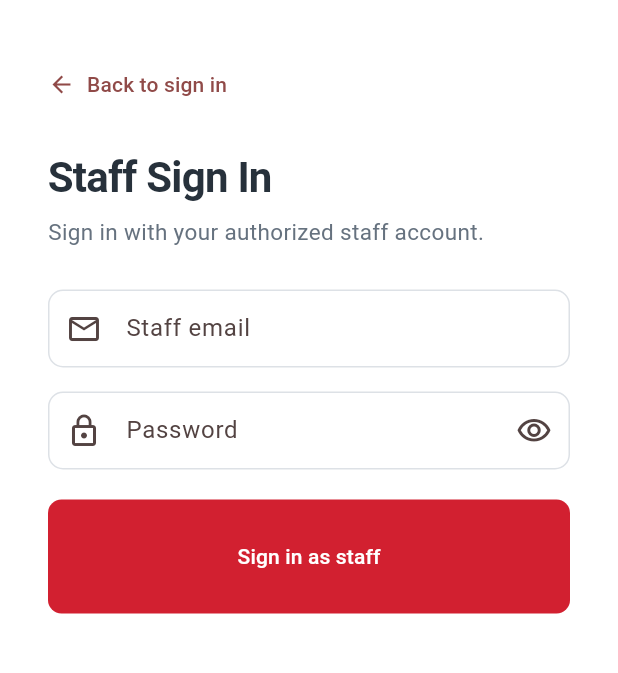
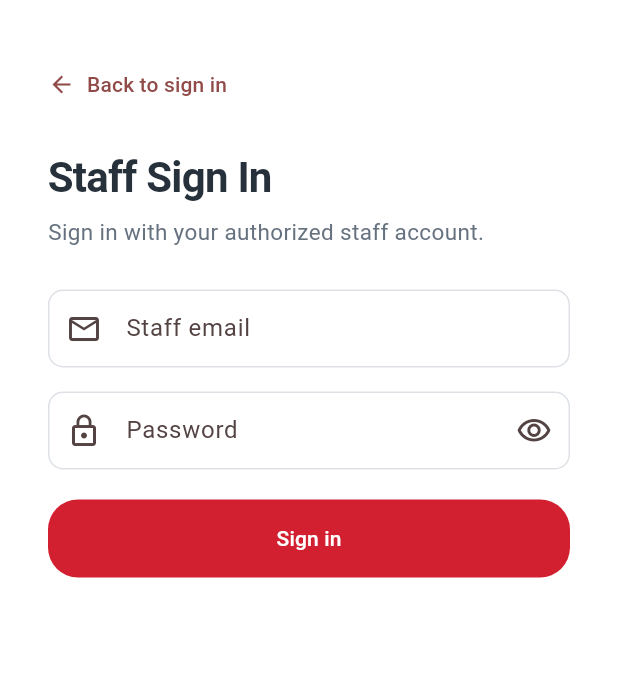
Before and after one commit to AnaCastillo23/COMP-585-PROJECT, a Flutter app: the screen it shows after launch, after a tap on "Sign in as student", after a tap on "Sign in as staff", on a phone screen of 412 x 824 dp, the part 330-1003 px from its top. Run offline on Flutter 3.47's test engine with Material 3 defaults, Android fonts, the phone set to English and light mode, and no system bars; our stand-ins replace cloud_firestore, firebase_auth, firebase_core; accounts and stored records are empty.

Commit message:
Refactor login and staff login screens for consistency

```diff
--- a/lib/screens/login_screen.dart
+++ b/lib/screens/login_screen.dart
@@ -133,11 +133,10 @@ class _LoginPanelState extends State<_LoginPanel> {
     });
 
     try {
-      final credential =
-        await FirebaseAuth.instance.signInWithEmailAndPassword(
-      email: _emailController.text.trim(),
-      password: _passwordController.text,
-    );
+      final credential = await FirebaseAuth.instance.signInWithEmailAndPassword(
+        email: _emailController.text.trim(),
+        password: _passwordController.text,
+      );
 
       final user = credential.user;
 
@@ -158,8 +157,7 @@ class _LoginPanelState extends State<_LoginPanel> {
         if (!mounted) return;
 
         setState(() {
-          _errorMessage =
-              'This account is not registered as a student.';
+          _errorMessage = 'This account is not registered as a student.';
         });
         return;
       }
@@ -188,8 +186,7 @@ class _LoginPanelState extends State<_LoginPanel> {
       if (!mounted) return;
 
       setState(() {
-        _errorMessage =
-            'Something went wrong. Please try again.';
+        _errorMessage = 'Something went wrong. Please try again.';
       });
     } finally {
       if (mounted) {
@@ -220,10 +217,7 @@ class _LoginPanelState extends State<_LoginPanel> {
                 const SizedBox(height: 8),
                 const Text(
                   'Sign in with your university account to continue.',
-                  style: TextStyle(
-                    color: AppColors.muted,
-                    fontSize: 15,
-                  ),
+                  style: TextStyle(color: AppColors.muted, fontSize: 15),
                 ),
                 const SizedBox(height: 28),
                 TextFormField(
@@ -283,22 +277,30 @@ class _LoginPanelState extends State<_LoginPanel> {
                   const SizedBox(height: 14),
                   Text(
                     _errorMessage!,
-                    style: const TextStyle(
-                      color: Colors.red,
-                      fontSize: 14,
-                    ),
+                    style: const TextStyle(color: Colors.red, fontSize: 14),
                   ),
                 ],
                 const SizedBox(height: 20),
-                FilledButton(
+                FilledButton.icon(
                   onPressed: _isLoading ? null : _signInStudent,
-                  child: _isLoading
+                  style: FilledButton.styleFrom(
+                    minimumSize: const Size.fromHeight(52),
+                    padding: const EdgeInsets.symmetric(
+                      horizontal: 20,
+                      vertical: 14,
+                    ),
+                    shape: RoundedRectangleBorder(
+                      borderRadius: BorderRadius.circular(20),
+                    ),
+                  ),
+                  icon: _isLoading
                       ? const SizedBox(
                           height: 20,
                           width: 20,
                           child: CircularProgressIndicator(strokeWidth: 2),
                         )
-                      : const Text('Sign in as student'),
+                      : const Icon(Icons.school_outlined),
+                  label: const Text('Sign in as student'),
                 ),
                 const SizedBox(height: 12),
                 OutlinedButton.icon(
@@ -314,6 +316,16 @@ class _LoginPanelState extends State<_LoginPanel> {
                             ),
                           );
                         },
+                  style: OutlinedButton.styleFrom(
+                    minimumSize: const Size.fromHeight(52),
+                    padding: const EdgeInsets.symmetric(
+                      horizontal: 20,
+                      vertical: 14,
+                    ),
+                    shape: RoundedRectangleBorder(
+                      borderRadius: BorderRadius.circular(20),
+                    ),
+                  ),
                   icon: const Icon(Icons.badge_outlined),
                   label: const Text('Sign in as staff'),
                 ),
--- a/lib/screens/staff/staff_login_screen.dart
+++ b/lib/screens/staff/staff_login_screen.dart
@@ -6,10 +6,7 @@ import '../../core/theme/app_theme.dart';
 import '../../models/user_role.dart';
 
 class StaffLoginScreen extends StatefulWidget {
-  const StaffLoginScreen({
-    super.key,
-    required this.onContinue,
-  });
+  const StaffLoginScreen({super.key, required this.onContinue});
 
   final ValueChanged<UserRole> onContinue;
 
@@ -65,20 +62,17 @@ class _StaffLoginScreenState extends State<StaffLoginScreen> {
             _errorMessage = 'This account has been disabled.';
             break;
           case 'network-request-failed':
-            _errorMessage =
-                'Check your internet connection and try again.';
+            _errorMessage = 'Check your internet connection and try again.';
             break;
           default:
-            _errorMessage =
-                error.message ?? 'Staff sign-in failed.';
+            _errorMessage = error.message ?? 'Staff sign-in failed.';
         }
       });
     } catch (_) {
       if (!mounted) return;
 
       setState(() {
-        _errorMessage =
-            'Unable to verify staff access. Please try again.';
+        _errorMessage = 'Unable to verify staff access. Please try again.';
       });
     } finally {
       if (mounted) {
@@ -89,8 +83,7 @@ class _StaffLoginScreenState extends State<StaffLoginScreen> {
 
   /// Firebase sign-in, then require role == 'staff' in Firestore.
   Future<void> _signInFirebase() async {
-    final credential =
-        await FirebaseAuth.instance.signInWithEmailAndPassword(
+    final credential = await FirebaseAuth.instance.signInWithEmailAndPassword(
       email: _emailController.text.trim(),
       password: _passwordController.text,
     );
@@ -184,10 +177,7 @@ class _BrandPanel extends StatelessWidget {
         crossAxisAlignment: CrossAxisAlignment.start,
         children: [
           Container(
-            padding: const EdgeInsets.symmetric(
-              horizontal: 16,
-              vertical: 10,
-            ),
+            padding: const EdgeInsets.symmetric(horizontal: 16, vertical: 10),
             color: Colors.white,
             child: const Text(
               'CSUN',
@@ -214,11 +204,7 @@ class _BrandPanel extends StatelessWidget {
             const Text(
               'Manage university equipment and help students '
               'keep their projects moving.',
-              style: TextStyle(
-                color: Colors.white,
-                fontSize: 17,
-                height: 1.5,
-              ),
+              style: TextStyle(color: Colors.white, fontSize: 17, height: 1.5),
             ),
           ],
         ],
@@ -262,9 +248,7 @@ class _StaffLoginPanel extends StatelessWidget {
               crossAxisAlignment: CrossAxisAlignment.stretch,
               children: [
                 TextButton.icon(
-                  onPressed: loading
-                      ? null
-                      : () => Navigator.maybePop(context),
+                  onPressed: loading ? null : () => Navigator.maybePop(context),
                   style: TextButton.styleFrom(
                     alignment: Alignment.centerLeft,
                     padding: EdgeInsets.zero,
@@ -280,10 +264,7 @@ class _StaffLoginPanel extends StatelessWidget {
                 const SizedBox(height: 8),
                 const Text(
                   'Sign in with your authorized staff account.',
-                  style: TextStyle(
-                    color: AppColors.muted,
-                    fontSize: 15,
-                  ),
+                  style: TextStyle(color: AppColors.muted, fontSize: 15),
                 ),
                 const SizedBox(height: 28),
                 TextFormField(
@@ -318,9 +299,7 @@ class _StaffLoginPanel extends StatelessWidget {
                     labelText: 'Password',
                     prefixIcon: const Icon(Icons.lock_outline),
                     suffixIcon: IconButton(
-                      tooltip: hidePassword
-                          ? 'Show password'
-                          : 'Hide password',
+                      tooltip: hidePassword ? 'Show password' : 'Hide password',
                       icon: Icon(
                         hidePassword
                             ? Icons.visibility_outlined
@@ -340,27 +319,25 @@ class _StaffLoginPanel extends StatelessWidget {
                   const SizedBox(height: 14),
                   Text(
                     errorMessage!,
-                    style: const TextStyle(
-                      color: Colors.red,
-                      fontSize: 14,
-                    ),
+                    style: const TextStyle(color: Colors.red, fontSize: 14),
                   ),
                 ],
                 const SizedBox(height: 20),
                 FilledButton(
                   onPressed: loading ? null : onSignIn,
-                  child: Padding(
-                    padding: const EdgeInsets.all(14),
-                    child: loading
-                        ? const SizedBox(
-                            width: 20,
-                            height: 20,
-                            child: CircularProgressIndicator(
-                              strokeWidth: 2,
-                            ),
-                          )
-                        : const Text('Sign in as staff'),
+                  style: FilledButton.styleFrom(
+                    minimumSize: const Size.fromHeight(52),
+                    shape: RoundedRectangleBorder(
+                      borderRadius: BorderRadius.circular(20),
+                    ),
                   ),
+                  child: loading
+                      ? const SizedBox(
+                          width: 20,
+                          height: 20,
+                          child: CircularProgressIndicator(strokeWidth: 2),
+                        )
+                      : const Text('Sign in'),
                 ),
               ],
             ),
```
